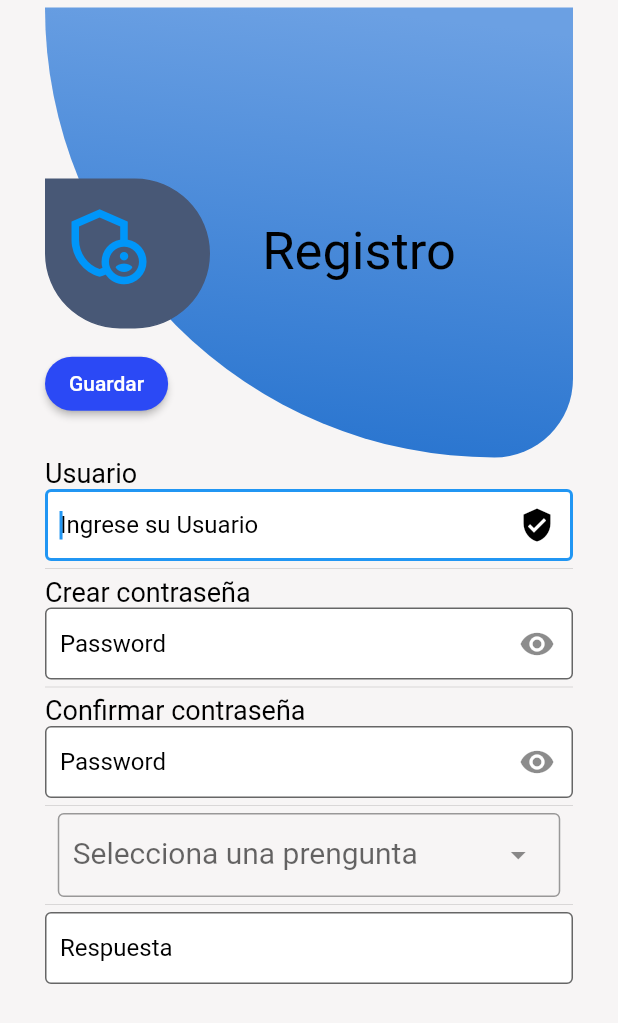
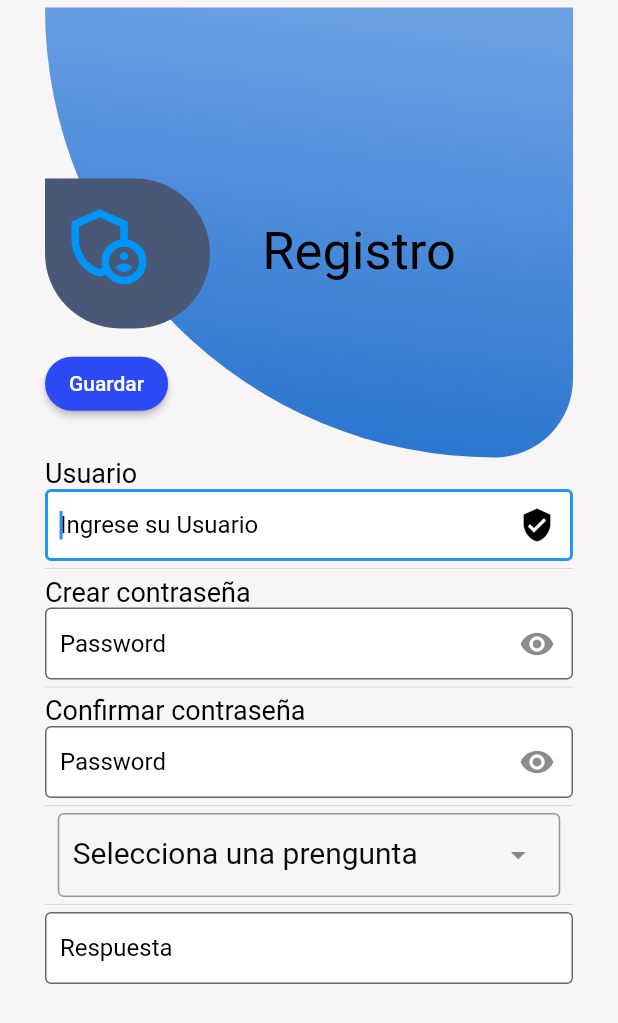
Before and after one commit to samigarcia/password, a Flutter app: the MyAppForm screen opened by its route, on a phone screen of 412 x 824 dp. Shown: the top 1023 px of the screen. Run offline on Flutter 3.47's test engine with Material 2 defaults, Android fonts, the phone set to English and light mode, and no system bars; our stand-ins replace adaptive_theme, fluttertoast, image_picker, local_auth, sqflite; missing offline and left inert: encrypt; accounts and stored records are empty.

Commit message:
mejora7.5

```diff
--- a/lib/src/app.dart
+++ b/lib/src/app.dart
@@ -292,7 +292,10 @@ class _MyAppFormState extends State<MyAppForm> {
                     DropdownMenu<String>(
                       width: 335,
                       controller: pregunta,
-                      label: const Text('Selecciona una prengunta'),
+                      label: const Text('Selecciona una prengunta',
+                          style: TextStyle(
+                            color: Color.fromARGB(255, 10, 10, 10),
+                          )),
                       inputDecorationTheme: const InputDecorationTheme(
                         border: OutlineInputBorder(),
                         fillColor: Colors.black,
```
